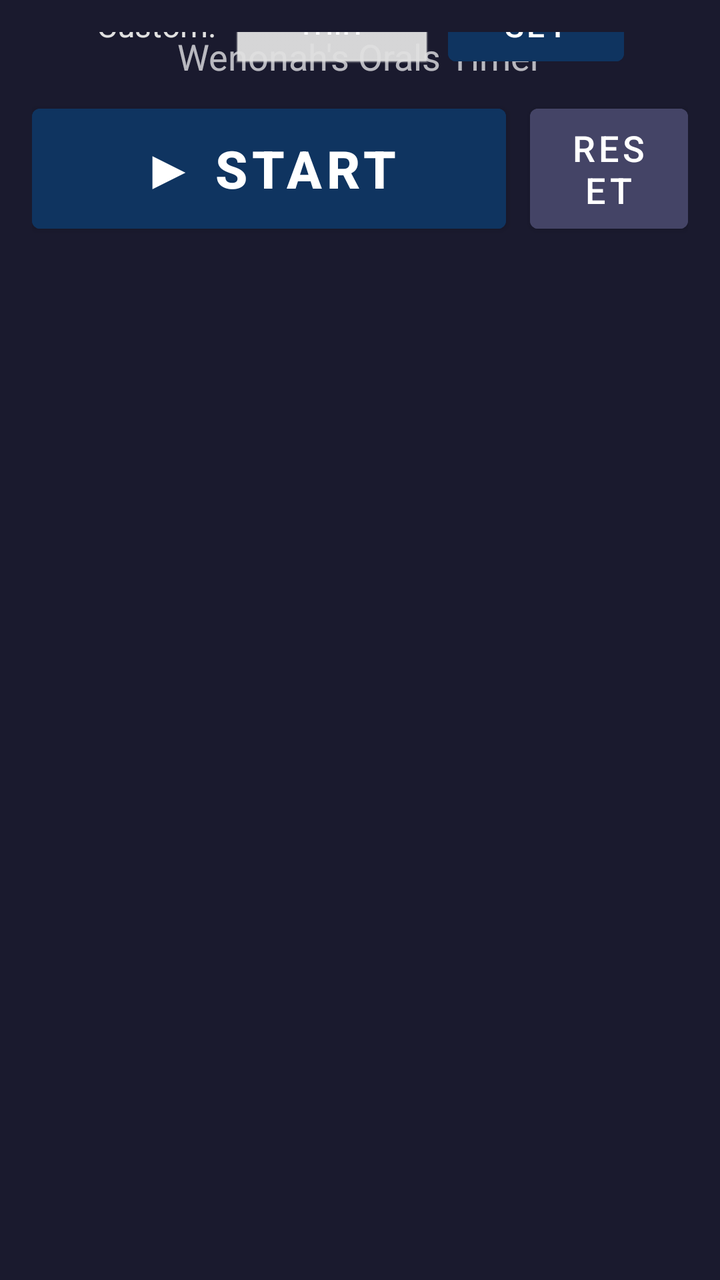
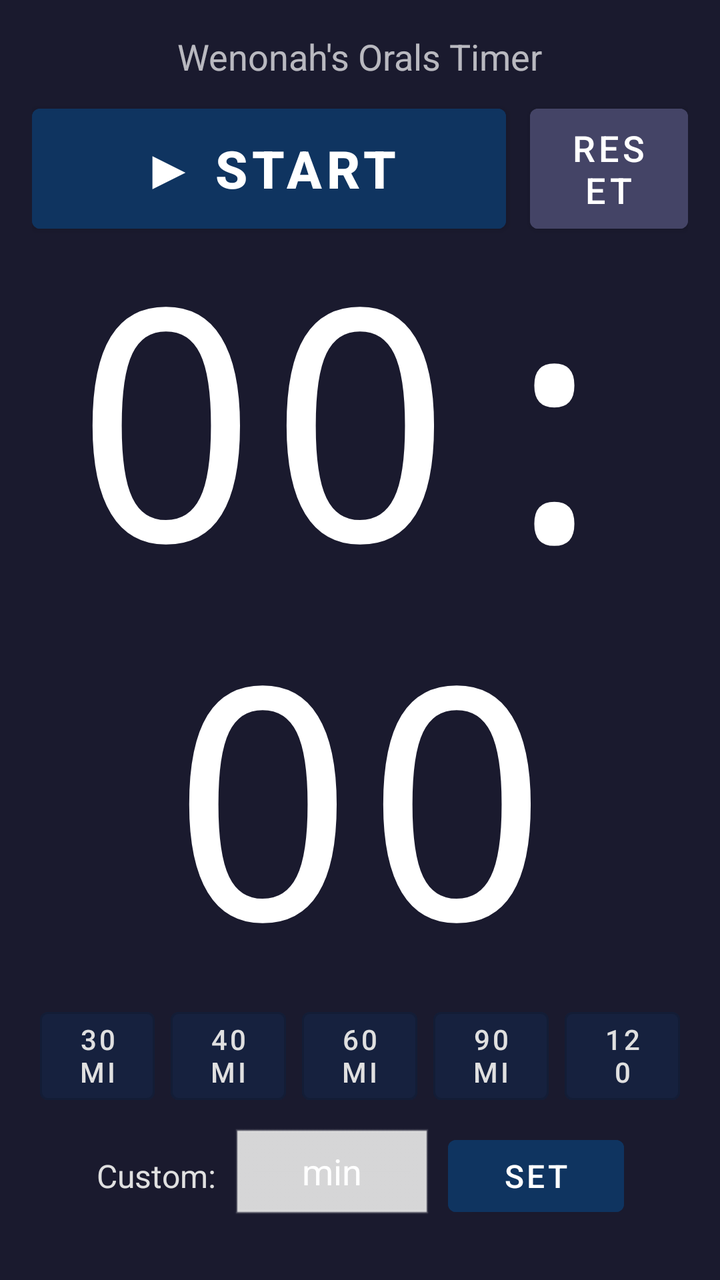

Before-and-after screenshots of an Android layout around one commit, followed by the original layout XML and the change that was made.
<!-- AndroidManifest.xml: application theme Theme.OralsTImer -->
<!-- res/layout/activity_main.xml -->
<?xml version="1.0" encoding="utf-8"?>
<androidx.constraintlayout.widget.ConstraintLayout
    xmlns:android="http://schemas.android.com/apk/res/android"
    xmlns:app="http://schemas.android.com/apk/res-auto"
    android:id="@+id/rootLayout"
    android:layout_width="match_parent"
    android:layout_height="match_parent"
    android:background="@color/colorBackground"
    android:padding="16dp">

    
    <TextView
        android:id="@+id/tvTitle"
        android:layout_width="wrap_content"
        android:layout_height="wrap_content"
        android:text="@string/app_name"
        android:textColor="@color/colorTimerTextDefault"
        android:textSize="18sp"
        android:alpha="0.7"
        app:layout_constraintTop_toTopOf="parent"
        app:layout_constraintStart_toStartOf="parent"
        app:layout_constraintEnd_toEndOf="parent" />

    
    <LinearLayout
        android:id="@+id/actionRow"
        android:layout_width="0dp"
        android:layout_height="wrap_content"
        android:orientation="horizontal"
        android:gravity="center"
        android:layout_marginTop="8dp"
        app:layout_constraintTop_toBottomOf="@id/tvTitle"
        app:layout_constraintStart_toStartOf="parent"
        app:layout_constraintEnd_toEndOf="parent">

        
        <Button
            android:id="@+id/btnPlayPause"
            style="@style/Widget.MaterialComponents.Button"
            android:layout_width="0dp"
            android:layout_height="72dp"
            android:layout_weight="3"
            android:layout_marginEnd="12dp"
            android:text="@string/btn_play"
            android:textColor="@color/colorPlayButtonText"
            android:textSize="26sp"
            android:textStyle="bold"
            android:backgroundTint="@color/colorPlayButton" />

        
        <Button
            android:id="@+id/btnReset"
            style="@style/Widget.MaterialComponents.Button"
            android:layout_width="0dp"
            android:layout_height="72dp"
            android:layout_weight="1"
            android:text="@string/btn_reset"
            android:textColor="@color/colorResetButtonText"
            android:textSize="18sp"
            android:backgroundTint="@color/colorResetButton" />

    </LinearLayout>

    
    <TextView
        android:id="@+id/tvCountdown"
        android:layout_width="0dp"
        android:layout_height="0dp"
        android:text="00:00"
        android:textColor="@color/colorTimerTextDefault"
        android:textSize="200sp"
        android:fontFamily="monospace"
        android:gravity="center"
        android:includeFontPadding="false"
        android:autoSizeTextType="uniform"
        android:autoSizeMinTextSize="80sp"
        android:autoSizeMaxTextSize="200sp"
        app:layout_constraintTop_toBottomOf="@id/actionRow"
        app:layout_constraintBottom_toTopOf="@id/presetRow"
        app:layout_constraintStart_toStartOf="parent"
        app:layout_constraintEnd_toEndOf="parent" />

    
    <LinearLayout
        android:id="@+id/presetRow"
        android:layout_width="0dp"
        android:layout_height="wrap_content"
        android:orientation="horizontal"
        android:gravity="center"
        android:layout_marginBottom="8dp"
        app:layout_constraintBottom_toTopOf="@id/customRow"
        app:layout_constraintStart_toStartOf="parent"
        app:layout_constraintEnd_toEndOf="parent">

        <Button
            android:id="@+id/btn30"
            style="@style/Widget.MaterialComponents.Button.OutlinedButton"
            android:layout_width="0dp"
            android:layout_height="56dp"
            android:layout_weight="1"
            android:layout_marginHorizontal="4dp"
            android:text="30 min"
            android:textColor="@color/colorPresetButtonText"
            android:textSize="14sp"
            android:backgroundTint="@color/colorPresetButton" />

        <Button
            android:id="@+id/btn40"
            style="@style/Widget.MaterialComponents.Button.OutlinedButton"
            android:layout_width="0dp"
            android:layout_height="56dp"
            android:layout_weight="1"
            android:layout_marginHorizontal="4dp"
            android:text="40 min"
            android:textColor="@color/colorPresetButtonText"
            android:textSize="14sp"
            android:backgroundTint="@color/colorPresetButton" />

        <Button
            android:id="@+id/btn60"
            style="@style/Widget.MaterialComponents.Button.OutlinedButton"
            android:layout_width="0dp"
            android:layout_height="56dp"
            android:layout_weight="1"
            android:layout_marginHorizontal="4dp"
            android:text="60 min"
            android:textColor="@color/colorPresetButtonText"
            android:textSize="14sp"
            android:backgroundTint="@color/colorPresetButton" />

        <Button
            android:id="@+id/btn90"
            style="@style/Widget.MaterialComponents.Button.OutlinedButton"
            android:layout_width="0dp"
            android:layout_height="56dp"
            android:layout_weight="1"
            android:layout_marginHorizontal="4dp"
            android:text="90 min"
            android:textColor="@color/colorPresetButtonText"
            android:textSize="14sp"
            android:backgroundTint="@color/colorPresetButton" />

        <Button
            android:id="@+id/btn120"
            style="@style/Widget.MaterialComponents.Button.OutlinedButton"
            android:layout_width="0dp"
            android:layout_height="56dp"
            android:layout_weight="1"
            android:layout_marginHorizontal="4dp"
            android:text="120 min"
            android:textColor="@color/colorPresetButtonText"
            android:textSize="14sp"
            android:backgroundTint="@color/colorPresetButton" />

    </LinearLayout>

    
    <LinearLayout
        android:id="@+id/customRow"
        android:layout_width="wrap_content"
        android:layout_height="wrap_content"
        android:orientation="horizontal"
        android:gravity="center_vertical"
        android:layout_marginBottom="12dp"
        app:layout_constraintBottom_toTopOf="@id/actionRow"
        app:layout_constraintStart_toStartOf="parent"
        app:layout_constraintEnd_toEndOf="parent">

        <TextView
            android:layout_width="wrap_content"
            android:layout_height="wrap_content"
            android:text="@string/label_custom"
            android:textColor="@color/colorPresetButtonText"
            android:textSize="16sp"
            android:layout_marginEnd="8dp" />

        <EditText
            android:id="@+id/etCustomMinutes"
            android:layout_width="100dp"
            android:layout_height="wrap_content"
            android:inputType="number"
            android:hint="@string/hint_custom"
            android:textColor="@color/colorTimerTextDefault"
            android:textColorHint="@color/colorResetButtonText"
            android:textSize="18sp"
            android:gravity="center"
            android:maxLength="3"
            android:background="@android:drawable/edit_text"
            android:backgroundTint="@color/colorPresetButtonText"
            android:imeOptions="actionDone" />

        <Button
            android:id="@+id/btnSet"
            style="@style/Widget.MaterialComponents.Button"
            android:layout_width="wrap_content"
            android:layout_height="48dp"
            android:layout_marginStart="8dp"
            android:text="@string/btn_set"
            android:textColor="@color/colorPlayButtonText"
            android:backgroundTint="@color/colorPlayButton"
            android:textSize="16sp" />

    </LinearLayout>

</androidx.constraintlayout.widget.ConstraintLayout>
<!-- resources referenced by this layout -->
<resources>
  <color name="colorBackground">#1A1A2E</color>
  <color name="colorPlayButton">#0F3460</color>
  <color name="colorPlayButtonText">#FFFFFF</color>
  <color name="colorPresetButton">#16213E</color>
  <color name="colorPresetButtonText">#E0E0E0</color>
  <color name="colorResetButton">#444466</color>
  <color name="colorResetButtonText">#FFFFFF</color>
  <color name="colorTimerTextDefault">#FFFFFF</color>
  <string name="app_name">Wenonah\'s Orals Timer</string>
  <string name="btn_play">▶ START</string>
  <string name="btn_reset">RESET</string>
  <string name="btn_set">SET</string>
  <string name="hint_custom">min</string>
  <string name="label_custom">Custom:</string>
  <style name="Theme.OralsTImer" parent="Theme.MaterialComponents.DayNight.NoActionBar">
          <item name="android:windowBackground">@color/colorBackground</item>
          <item name="android:statusBarColor">@color/colorBackground</item>
          <item name="android:navigationBarColor">@color/colorBackground</item>
      </style>
</resources>

<!-- the commit's change to res/layout/activity_main.xml (unified diff, before → after) -->
@@ -162,7 +162,7 @@
         android:orientation="horizontal"
         android:gravity="center_vertical"
         android:layout_marginBottom="12dp"
-        app:layout_constraintBottom_toTopOf="@id/actionRow"
+        app:layout_constraintBottom_toBottomOf="parent"
         app:layout_constraintStart_toStartOf="parent"
         app:layout_constraintEnd_toEndOf="parent">
 
